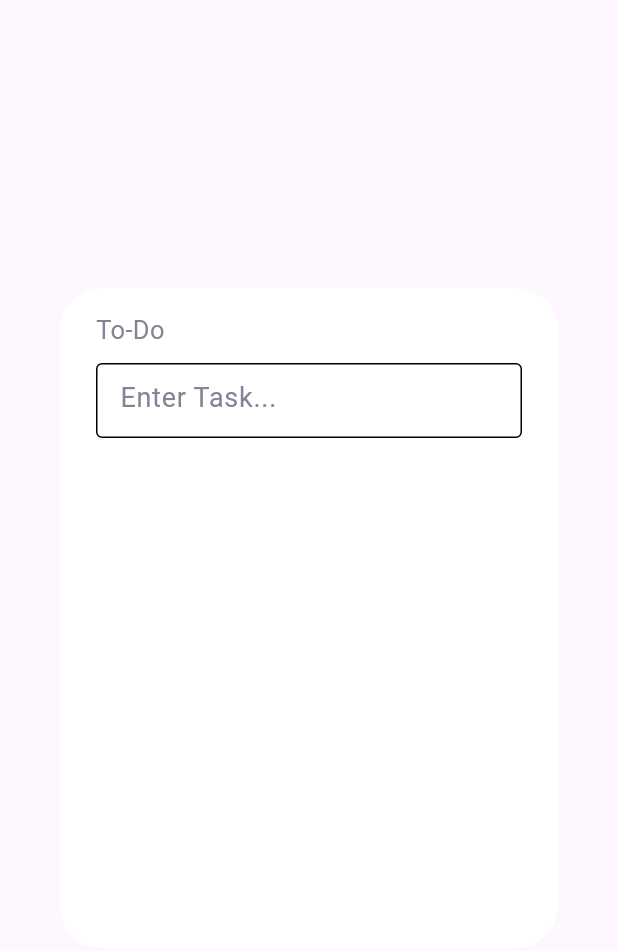
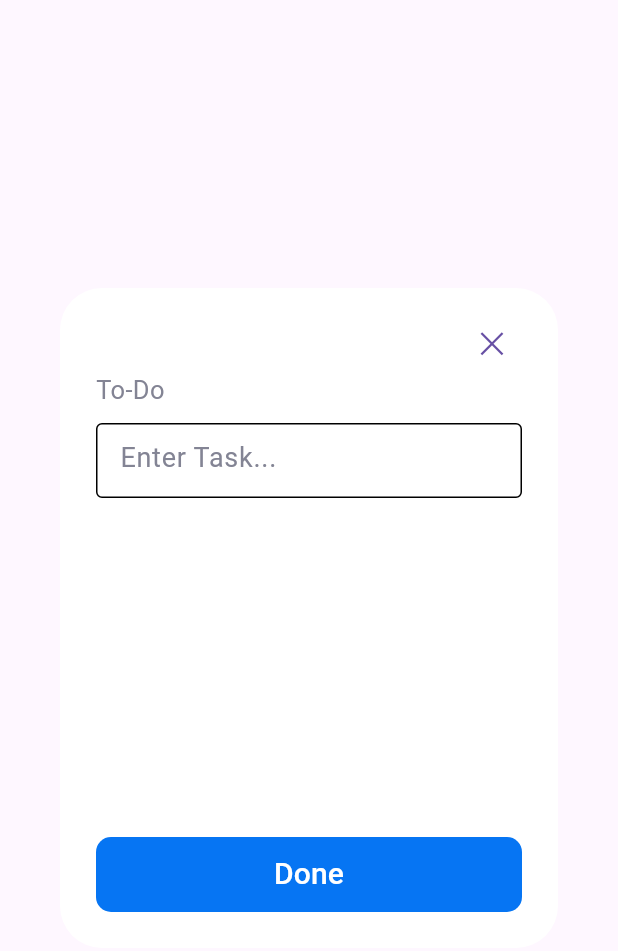
Before and after one commit to iftekar2/FlutterProjects, a Flutter app: the DialogBox widget shown alone on an empty page, opened directly, on a phone screen of 412 x 824 dp. Shown: the top 951 px of the screen. Run offline on Flutter 3.47's test engine with Material 3 defaults, Android fonts, the phone set to English and light mode, and no system bars; our stand-ins replace flutter_spinkit.

Commit message:
Implemented Buttons

```diff
--- a/todo/lib/util/dialog_box.dart
+++ b/todo/lib/util/dialog_box.dart
@@ -1,4 +1,5 @@
 import 'package:flutter/material.dart';
+import 'package:demo/util/my_button.dart';
 
 class DialogBox extends StatelessWidget {
   const DialogBox({super.key});
@@ -13,6 +14,22 @@
         child: Column(
           crossAxisAlignment: CrossAxisAlignment.start,
           children: [
+            Row(
+              mainAxisAlignment: MainAxisAlignment.end,
+              children: [
+                SizedBox(
+                  width: 40, // Set your desired width
+                  height: 40, // Set your desired height
+                  child: MyButton(
+                    text: "✕",
+                    style: TextStyle(fontSize: 20),
+                    onPressed: () {},
+                    backgroundColor: Color(0xffffffff),
+                  ),
+                ),
+              ],
+            ),
+
             Text(
               "To-Do",
               style: TextStyle(fontSize: 17, color: Color(0xff838494)),
@@ -37,6 +54,24 @@
                 ),
               ),
             ),
+
+            Expanded(
+              child: Column(
+                mainAxisAlignment: MainAxisAlignment.end,
+                children: [
+                  SizedBox(
+                    width: 300,
+                    height: 50,
+                    child: MyButton(
+                      text: 'Done',
+                      onPressed: () {},
+                      style: TextStyle(fontSize: 20, color: Colors.white),
+                      backgroundColor: Color(0xff0675f3),
+                    ),
+                  ),
+                ],
+              ),
+            ),
           ],
         ),
       ),
--- /dev/null
+++ b/todo/lib/util/my_button.dart
@@ -0,0 +1,31 @@
+import 'package:flutter/material.dart';
+
+class MyButton extends StatelessWidget {
+  final String text;
+  VoidCallback onPressed;
+  final TextStyle? style;
+  final Color? backgroundColor;
+  MyButton({
+    super.key,
+    required this.text,
+    required this.onPressed,
+    required this.style,
+    required this.backgroundColor,
+  });
+
+  @override
+  Widget build(BuildContext context) {
+    return TextButton(
+      onPressed: onPressed,
+      style: TextButton.styleFrom(
+        padding: EdgeInsets.zero,
+        minimumSize: Size.zero,
+        tapTargetSize: MaterialTapTargetSize.shrinkWrap,
+        alignment: Alignment.center,
+        backgroundColor: backgroundColor,
+        shape: RoundedRectangleBorder(borderRadius: BorderRadius.circular(10)),
+      ),
+      child: Text(text, style: style, textAlign: TextAlign.center),
+    );
+  }
+}
```
